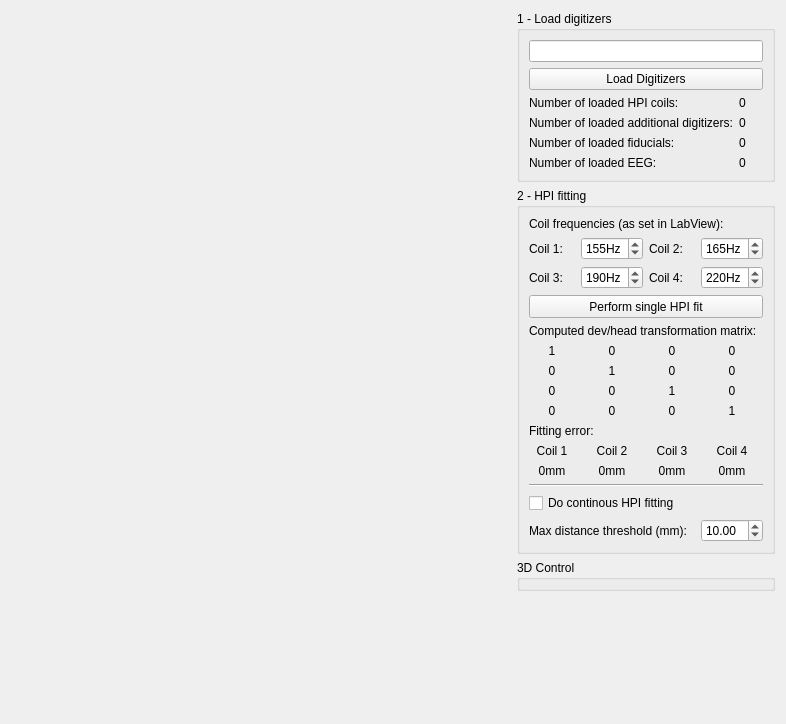
The window that applications/mne_scan/libs/scDisp/FormFiles/hpiwidget.ui (mne-tools/mne-cpp) describes before a commit, drawn with Qt 5.
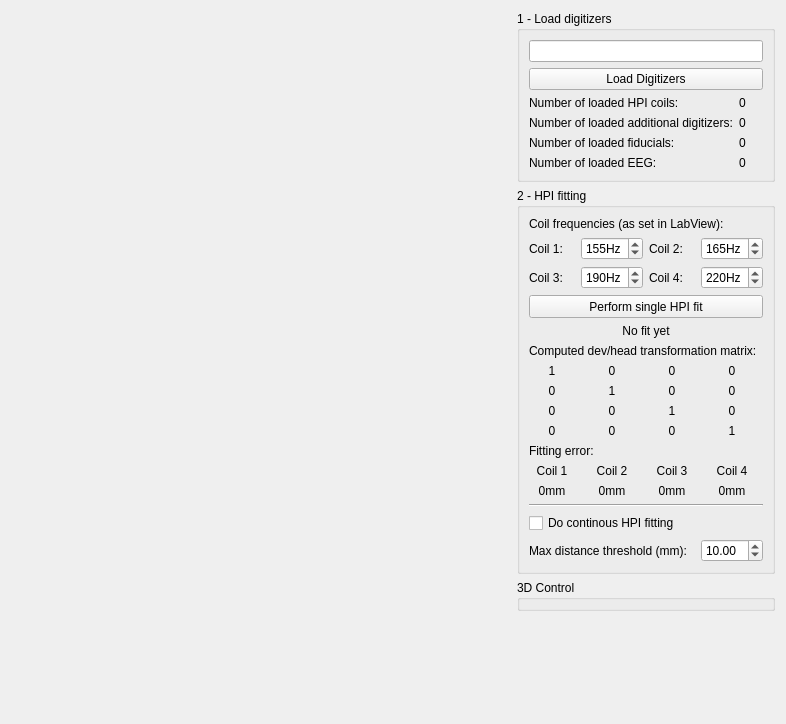
The same window after the commit.

Commit message: [LIB-158] include fit feedback

What changed in the file:
```diff
--- a/applications/mne_scan/libs/scDisp/FormFiles/hpiwidget.ui
+++ b/applications/mne_scan/libs/scDisp/FormFiles/hpiwidget.ui
@@ -184,14 +184,21 @@
         <string>2 - HPI fitting</string>
        </property>
        <layout class="QGridLayout" name="gridLayout">
-        <item row="17" column="3">
+        <item row="8" column="0" colspan="4">
+         <widget class="QLabel" name="label_6">
+          <property name="text">
+           <string>Computed dev/head transformation matrix:</string>
+          </property>
+         </widget>
+        </item>
+        <item row="18" column="3">
          <widget class="QDoubleSpinBox" name="m_doubleSpinBox_maxHPIContinousDist">
           <property name="value">
            <double>10.000000000000000</double>
           </property>
          </widget>
         </item>
-        <item row="10" column="1">
+        <item row="11" column="1">
          <widget class="QLabel" name="m_label_mat21">
           <property name="text">
            <string>0</string>
@@ -201,47 +208,27 @@
           </property>
          </widget>
         </item>
-        <item row="7" column="0" colspan="4">
-         <widget class="QLabel" name="label_6">
+        <item row="1" column="2">
+         <widget class="QLabel" name="m_label_freqCoil2">
           <property name="text">
-           <string>Computed dev/head transformation matrix:</string>
+           <string>Coil 2:</string>
           </property>
          </widget>
         </item>
-        <item row="0" column="0" colspan="4">
-         <widget class="QLabel" name="label_5">
+        <item row="14" column="3">
+         <widget class="QLabel" name="m_label_gofCoil4Description">
           <property name="text">
-           <string>Coil frequencies (as set in LabView):</string>
+           <string>Coil 4</string>
+          </property>
+          <property name="alignment">
+           <set>Qt::AlignCenter</set>
           </property>
          </widget>
         </item>
         <item row="9" column="0">
-         <widget class="QLabel" name="m_label_mat10">
+         <widget class="QLabel" name="m_label_mat00">
           <property name="text">
-           <string>0</string>
-          </property>
-          <property name="alignment">
-           <set>Qt::AlignCenter</set>
-          </property>
-         </widget>
-        </item>
-        <item row="2" column="3">
-         <widget class="QSpinBox" name="m_spinBox_freqCoil4">
-          <property name="suffix">
-           <string>Hz</string>
-          </property>
-          <property name="maximum">
-           <number>500</number>
-          </property>
-          <property name="value">
-           <number>220</number>
-          </property>
-         </widget>
-        </item>
-        <item row="10" column="0">
-         <widget class="QLabel" name="m_label_mat20">
-          <property name="text">
-           <string>0</string>
+           <string>1</string>
           </property>
           <property name="alignment">
            <set>Qt::AlignCenter</set>
@@ -249,18 +236,8 @@
          </widget>
         </item>
         <item row="9" column="1">
-         <widget class="QLabel" name="m_label_mat11">
+         <widget class="QLabel" name="m_label_mat01">
           <property name="text">
-           <string>1</string>
-          </property>
-          <property name="alignment">
-           <set>Qt::AlignCenter</set>
-          </property>
-         </widget>
-        </item>
-        <item row="11" column="0">
-         <widget class="QLabel" name="m_label_mat30">
-          <property name="text">
            <string>0</string>
           </property>
           <property name="alignment">
@@ -268,87 +245,27 @@
           </property>
          </widget>
         </item>
-        <item row="11" column="2">
-         <widget class="QLabel" name="m_label_mat32">
+        <item row="14" column="2">
+         <widget class="QLabel" name="m_label_gofCoil3Description">
           <property name="text">
-           <string>0</string>
+           <string>Coil 3</string>
           </property>
           <property name="alignment">
            <set>Qt::AlignCenter</set>
           </property>
          </widget>
         </item>
-        <item row="11" column="1">
-         <widget class="QLabel" name="m_label_mat31">
+        <item row="13" column="0" colspan="4">
+         <widget class="QLabel" name="label_11">
           <property name="text">
-           <string>0</string>
+           <string>Fitting error:</string>
           </property>
-          <property name="alignment">
-           <set>Qt::AlignCenter</set>
-          </property>
          </widget>
         </item>
-        <item row="10" column="2">
-         <widget class="QLabel" name="m_label_mat22">
+        <item row="14" column="1">
+         <widget class="QLabel" name="m_label_gofCoil2Description">
           <property name="text">
-           <string>1</string>
-          </property>
-          <property name="alignment">
-           <set>Qt::AlignCenter</set>
-          </property>
-         </widget>
-        </item>
-        <item row="9" column="2">
-         <widget class="QLabel" name="m_label_mat12">
-          <property name="text">
-           <string>0</string>
-          </property>
-          <property name="alignment">
-           <set>Qt::AlignCenter</set>
-          </property>
-         </widget>
-        </item>
-        <item row="10" column="3">
-         <widget class="QLabel" name="m_label_mat23">
-          <property name="text">
-           <string>0</string>
-          </property>
-          <property name="alignment">
-           <set>Qt::AlignCenter</set>
-          </property>
-         </widget>
-        </item>
-        <item row="2" column="2">
-         <widget class="QLabel" name="m_label_freqCoil4">
-          <property name="text">
-           <string>Coil 4:</string>
-          </property>
-         </widget>
-        </item>
-        <item row="8" column="3">
-         <widget class="QLabel" name="m_label_mat03">
-          <property name="text">
-           <string>0</string>
-          </property>
-          <property name="alignment">
-           <set>Qt::AlignCenter</set>
-          </property>
-         </widget>
-        </item>
-        <item row="8" column="2">
-         <widget class="QLabel" name="m_label_mat02">
-          <property name="text">
-           <string>0</string>
-          </property>
-          <property name="alignment">
-           <set>Qt::AlignCenter</set>
-          </property>
-         </widget>
-        </item>
-        <item row="9" column="3">
-         <widget class="QLabel" name="m_label_mat13">
-          <property name="text">
-           <string>0</string>
+           <string>Coil 2</string>
           </property>
           <property name="alignment">
            <set>Qt::AlignCenter</set>
@@ -356,45 +273,15 @@
          </widget>
         </item>
         <item row="14" column="0">
-         <widget class="QLabel" name="m_label_gofCoil1">
+         <widget class="QLabel" name="m_label_gofCoil1Description">
           <property name="text">
-           <string>0mm</string>
+           <string>Coil 1</string>
           </property>
           <property name="alignment">
            <set>Qt::AlignCenter</set>
           </property>
          </widget>
         </item>
-        <item row="11" column="3">
-         <widget class="QLabel" name="m_label_mat33">
-          <property name="text">
-           <string>1</string>
-          </property>
-          <property name="alignment">
-           <set>Qt::AlignCenter</set>
-          </property>
-         </widget>
-        </item>
-        <item row="1" column="3">
-         <widget class="QSpinBox" name="m_spinBox_freqCoil2">
-          <property name="suffix">
-           <string>Hz</string>
-          </property>
-          <property name="maximum">
-           <number>500</number>
-          </property>
-          <property name="value">
-           <number>165</number>
-          </property>
-         </widget>
-        </item>
-        <item row="2" column="0">
-         <widget class="QLabel" name="m_label_freqCoil3">
-          <property name="text">
-           <string>Coil 3:</string>
-          </property>
-         </widget>
-        </item>
         <item row="2" column="1">
          <widget class="QSpinBox" name="m_spinBox_freqCoil3">
           <property name="suffix">
@@ -408,66 +295,6 @@
           </property>
          </widget>
         </item>
-        <item row="14" column="1">
-         <widget class="QLabel" name="m_label_gofCoil2">
-          <property name="text">
-           <string>0mm</string>
-          </property>
-          <property name="alignment">
-           <set>Qt::AlignCenter</set>
-          </property>
-         </widget>
-        </item>
-        <item row="14" column="3">
-         <widget class="QLabel" name="m_label_gofCoil4">
-          <property name="text">
-           <string>0mm</string>
-          </property>
-          <property name="alignment">
-           <set>Qt::AlignCenter</set>
-          </property>
-         </widget>
-        </item>
-        <item row="14" column="2">
-         <widget class="QLabel" name="m_label_gofCoil3">
-          <property name="text">
-           <string>0mm</string>
-          </property>
-          <property name="alignment">
-           <set>Qt::AlignCenter</set>
-          </property>
-         </widget>
-        </item>
-        <item row="1" column="1">
-         <widget class="QSpinBox" name="m_spinBox_freqCoil1">
-          <property name="suffix">
-           <string>Hz</string>
-          </property>
-          <property name="prefix">
-           <string/>
-          </property>
-          <property name="maximum">
-           <number>500</number>
-          </property>
-          <property name="value">
-           <number>155</number>
-          </property>
-         </widget>
-        </item>
-        <item row="1" column="0">
-         <widget class="QLabel" name="m_label_freqCoil1">
-          <property name="text">
-           <string>Coil 1:</string>
-          </property>
-         </widget>
-        </item>
-        <item row="1" column="2">
-         <widget class="QLabel" name="m_label_freqCoil2">
-          <property name="text">
-           <string>Coil 2:</string>
-          </property>
-         </widget>
-        </item>
         <item row="6" column="0" colspan="4">
          <widget class="QToolButton" name="m_pushButton_doSingleFit">
           <property name="sizePolicy">
@@ -493,8 +320,69 @@
           </property>
          </widget>
         </item>
-        <item row="8" column="0">
-         <widget class="QLabel" name="m_label_mat00">
+        <item row="15" column="3">
+         <widget class="QLabel" name="m_label_gofCoil4">
+          <property name="text">
+           <string>0mm</string>
+          </property>
+          <property name="alignment">
+           <set>Qt::AlignCenter</set>
+          </property>
+         </widget>
+        </item>
+        <item row="11" column="0">
+         <widget class="QLabel" name="m_label_mat20">
+          <property name="text">
+           <string>0</string>
+          </property>
+          <property name="alignment">
+           <set>Qt::AlignCenter</set>
+          </property>
+         </widget>
+        </item>
+        <item row="2" column="2">
+         <widget class="QLabel" name="m_label_freqCoil4">
+          <property name="text">
+           <string>Coil 4:</string>
+          </property>
+         </widget>
+        </item>
+        <item row="12" column="0">
+         <widget class="QLabel" name="m_label_mat30">
+          <property name="text">
+           <string>0</string>
+          </property>
+          <property name="alignment">
+           <set>Qt::AlignCenter</set>
+          </property>
+         </widget>
+        </item>
+        <item row="9" column="3">
+         <widget class="QLabel" name="m_label_mat03">
+          <property name="text">
+           <string>0</string>
+          </property>
+          <property name="alignment">
+           <set>Qt::AlignCenter</set>
+          </property>
+         </widget>
+        </item>
+        <item row="0" column="0" colspan="4">
+         <widget class="QLabel" name="label_5">
+          <property name="text">
+           <string>Coil frequencies (as set in LabView):</string>
+          </property>
+         </widget>
+        </item>
+        <item row="2" column="0">
+         <widget class="QLabel" name="m_label_freqCoil3">
+          <property name="text">
+           <string>Coil 3:</string>
+          </property>
+         </widget>
+        </item>
+        <item row="11" column="2">
+         <widget class="QLabel" name="m_label_mat22">
           <property name="text">
            <string>1</string>
           </property>
@@ -503,8 +391,8 @@
           </property>
          </widget>
         </item>
-        <item row="8" column="1">
-         <widget class="QLabel" name="m_label_mat01">
+        <item row="12" column="1">
+         <widget class="QLabel" name="m_label_mat31">
           <property name="text">
            <string>0</string>
           </property>
@@ -513,71 +401,193 @@
           </property>
          </widget>
         </item>
-        <item row="13" column="1">
-         <widget class="QLabel" name="m_label_gofCoil2Description">
+        <item row="18" column="0" colspan="3">
+         <widget class="QLabel" name="label">
           <property name="text">
-           <string>Coil 2</string>
-          </property>
-          <property name="alignment">
-           <set>Qt::AlignCenter</set>
-          </property>
-         </widget>
-        </item>
-        <item row="13" column="3">
-         <widget class="QLabel" name="m_label_gofCoil4Description">
-          <property name="text">
-           <string>Coil 4</string>
-          </property>
-          <property name="alignment">
-           <set>Qt::AlignCenter</set>
-          </property>
-         </widget>
-        </item>
-        <item row="13" column="2">
-         <widget class="QLabel" name="m_label_gofCoil3Description">
-          <property name="text">
-           <string>Coil 3</string>
-          </property>
-          <property name="alignment">
-           <set>Qt::AlignCenter</set>
-          </property>
-         </widget>
-        </item>
-        <item row="12" column="0" colspan="4">
-         <widget class="QLabel" name="label_11">
-          <property name="text">
-           <string>Fitting error:</string>
-          </property>
-         </widget>
-        </item>
-        <item row="13" column="0">
-         <widget class="QLabel" name="m_label_gofCoil1Description">
-          <property name="text">
-           <string>Coil 1</string>
-          </property>
-          <property name="alignment">
-           <set>Qt::AlignCenter</set>
+           <string>Max distance threshold (mm):</string>
           </property>
          </widget>
         </item>
         <item row="16" column="0" colspan="4">
-         <widget class="QCheckBox" name="m_checkBox_continousHPI">
-          <property name="text">
-           <string>Do continous HPI fitting</string>
-          </property>
-         </widget>
-        </item>
-        <item row="15" column="0" colspan="4">
          <widget class="Line" name="line">
           <property name="orientation">
            <enum>Qt::Horizontal</enum>
           </property>
          </widget>
         </item>
-        <item row="17" column="0" colspan="3">
-         <widget class="QLabel" name="label">
+        <item row="12" column="2">
+         <widget class="QLabel" name="m_label_mat32">
           <property name="text">
-           <string>Max distance threshold (mm):</string>
+           <string>0</string>
+          </property>
+          <property name="alignment">
+           <set>Qt::AlignCenter</set>
+          </property>
+         </widget>
+        </item>
+        <item row="1" column="0">
+         <widget class="QLabel" name="m_label_freqCoil1">
+          <property name="text">
+           <string>Coil 1:</string>
+          </property>
+         </widget>
+        </item>
+        <item row="1" column="3">
+         <widget class="QSpinBox" name="m_spinBox_freqCoil2">
+          <property name="suffix">
+           <string>Hz</string>
+          </property>
+          <property name="maximum">
+           <number>500</number>
+          </property>
+          <property name="value">
+           <number>165</number>
+          </property>
+         </widget>
+        </item>
+        <item row="9" column="2">
+         <widget class="QLabel" name="m_label_mat02">
+          <property name="text">
+           <string>0</string>
+          </property>
+          <property name="alignment">
+           <set>Qt::AlignCenter</set>
+          </property>
+         </widget>
+        </item>
+        <item row="10" column="0">
+         <widget class="QLabel" name="m_label_mat10">
+          <property name="text">
+           <string>0</string>
+          </property>
+          <property name="alignment">
+           <set>Qt::AlignCenter</set>
+          </property>
+         </widget>
+        </item>
+        <item row="11" column="3">
+         <widget class="QLabel" name="m_label_mat23">
+          <property name="text">
+           <string>0</string>
+          </property>
+          <property name="alignment">
+           <set>Qt::AlignCenter</set>
+          </property>
+         </widget>
+        </item>
+        <item row="2" column="3">
+         <widget class="QSpinBox" name="m_spinBox_freqCoil4">
+          <property name="suffix">
+           <string>Hz</string>
+          </property>
+          <property name="maximum">
+           <number>500</number>
+          </property>
+          <property name="value">
+           <number>220</number>
+          </property>
+         </widget>
+        </item>
+        <item row="17" column="0" colspan="4">
+         <widget class="QCheckBox" name="m_checkBox_continousHPI">
+          <property name="text">
+           <string>Do continous HPI fitting</string>
+          </property>
+         </widget>
+        </item>
+        <item row="10" column="3">
+         <widget class="QLabel" name="m_label_mat13">
+          <property name="text">
+           <string>0</string>
+          </property>
+          <property name="alignment">
+           <set>Qt::AlignCenter</set>
+          </property>
+         </widget>
+        </item>
+        <item row="10" column="2">
+         <widget class="QLabel" name="m_label_mat12">
+          <property name="text">
+           <string>0</string>
+          </property>
+          <property name="alignment">
+           <set>Qt::AlignCenter</set>
+          </property>
+         </widget>
+        </item>
+        <item row="15" column="1">
+         <widget class="QLabel" name="m_label_gofCoil2">
+          <property name="text">
+           <string>0mm</string>
+          </property>
+          <property name="alignment">
+           <set>Qt::AlignCenter</set>
+          </property>
+         </widget>
+        </item>
+        <item row="15" column="2">
+         <widget class="QLabel" name="m_label_gofCoil3">
+          <property name="text">
+           <string>0mm</string>
+          </property>
+          <property name="alignment">
+           <set>Qt::AlignCenter</set>
+          </property>
+         </widget>
+        </item>
+        <item row="12" column="3">
+         <widget class="QLabel" name="m_label_mat33">
+          <property name="text">
+           <string>1</string>
+          </property>
+          <property name="alignment">
+           <set>Qt::AlignCenter</set>
+          </property>
+         </widget>
+        </item>
+        <item row="15" column="0">
+         <widget class="QLabel" name="m_label_gofCoil1">
+          <property name="text">
+           <string>0mm</string>
+          </property>
+          <property name="alignment">
+           <set>Qt::AlignCenter</set>
+          </property>
+         </widget>
+        </item>
+        <item row="1" column="1">
+         <widget class="QSpinBox" name="m_spinBox_freqCoil1">
+          <property name="suffix">
+           <string>Hz</string>
+          </property>
+          <property name="prefix">
+           <string/>
+          </property>
+          <property name="maximum">
+           <number>500</number>
+          </property>
+          <property name="value">
+           <number>155</number>
+          </property>
+         </widget>
+        </item>
+        <item row="10" column="1">
+         <widget class="QLabel" name="m_label_mat11">
+          <property name="text">
+           <string>1</string>
+          </property>
+          <property name="alignment">
+           <set>Qt::AlignCenter</set>
+          </property>
+         </widget>
+        </item>
+        <item row="7" column="0" colspan="4">
+         <widget class="QLabel" name="m_label_fitFeedback">
+          <property name="text">
+           <string>No fit yet</string>
+          </property>
+          <property name="alignment">
+           <set>Qt::AlignCenter</set>
           </property>
          </widget>
         </item>
```
The commit also changes 2 other files.
